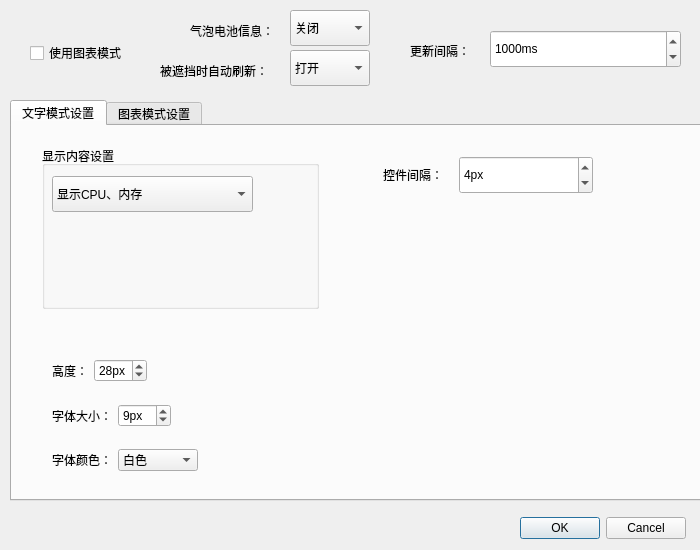
Old version of the form pluginsettingdialog.ui in the repository q77190858/dde-sys-monitor-plugin.
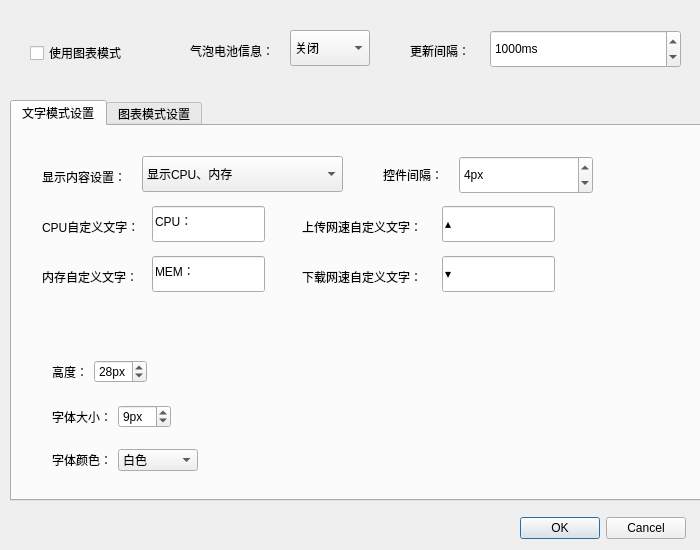
New version of the form.

Diff of the .ui file:
```diff
--- a/pluginsettingdialog.ui
+++ b/pluginsettingdialog.ui
@@ -63,44 +63,6 @@
     <attribute name="title">
      <string>文字模式设置</string>
     </attribute>
-    <widget class="QGroupBox" name="displayContentSettingGroupBox">
-     <property name="geometry">
-      <rect>
-       <x>30</x>
-       <y>20</y>
-       <width>277</width>
-       <height>163</height>
-      </rect>
-     </property>
-     <property name="title">
-      <string>显示内容设置</string>
-     </property>
-     <widget class="QComboBox" name="displayContentComboBox">
-      <property name="geometry">
-       <rect>
-        <x>10</x>
-        <y>30</y>
-        <width>201</width>
-        <height>36</height>
-       </rect>
-      </property>
-      <item>
-       <property name="text">
-        <string>显示CPU、内存</string>
-       </property>
-      </item>
-      <item>
-       <property name="text">
-        <string>显示网速</string>
-       </property>
-      </item>
-      <item>
-       <property name="text">
-        <string>显示CP&amp;U、内存和网速</string>
-       </property>
-      </item>
-     </widget>
-    </widget>
     <widget class="QWidget" name="layoutWidget">
      <property name="geometry">
       <rect>
@@ -170,7 +132,7 @@
        <x>40</x>
        <y>225</y>
        <width>228</width>
-       <height>40</height>
+       <height>42</height>
       </rect>
      </property>
      <layout class="QHBoxLayout" name="horizontalLayout">
@@ -227,7 +189,7 @@
        <x>40</x>
        <y>270</y>
        <width>256</width>
-       <height>40</height>
+       <height>42</height>
       </rect>
      </property>
      <layout class="QHBoxLayout" name="horizontalLayout_2">
@@ -319,6 +281,160 @@
       <string>控件间隔：</string>
      </property>
     </widget>
+    <widget class="QComboBox" name="displayContentComboBox">
+     <property name="geometry">
+      <rect>
+       <x>130</x>
+       <y>30</y>
+       <width>201</width>
+       <height>36</height>
+      </rect>
+     </property>
+     <item>
+      <property name="text">
+       <string>显示CPU、内存</string>
+      </property>
+     </item>
+     <item>
+      <property name="text">
+       <string>显示网速</string>
+      </property>
+     </item>
+     <item>
+      <property name="text">
+       <string>显示CP&amp;U、内存和网速</string>
+      </property>
+     </item>
+    </widget>
+    <widget class="QLabel" name="label_29">
+     <property name="geometry">
+      <rect>
+       <x>30</x>
+       <y>40</y>
+       <width>101</width>
+       <height>22</height>
+      </rect>
+     </property>
+     <property name="text">
+      <string>显示内容设置：</string>
+     </property>
+    </widget>
+    <widget class="QLabel" name="label_30">
+     <property name="geometry">
+      <rect>
+       <x>30</x>
+       <y>90</y>
+       <width>111</width>
+       <height>22</height>
+      </rect>
+     </property>
+     <property name="text">
+      <string>CPU自定义文字：</string>
+     </property>
+    </widget>
+    <widget class="QLineEdit" name="cpuDiyWordLineEdit">
+     <property name="geometry">
+      <rect>
+       <x>140</x>
+       <y>80</y>
+       <width>113</width>
+       <height>36</height>
+      </rect>
+     </property>
+     <property name="text">
+      <string>CPU：</string>
+     </property>
+     <property name="maxLength">
+      <number>50</number>
+     </property>
+    </widget>
+    <widget class="QLineEdit" name="memDiyWordLineEdit">
+     <property name="geometry">
+      <rect>
+       <x>140</x>
+       <y>130</y>
+       <width>113</width>
+       <height>36</height>
+      </rect>
+     </property>
+     <property name="text">
+      <string>MEM：</string>
+     </property>
+     <property name="maxLength">
+      <number>50</number>
+     </property>
+    </widget>
+    <widget class="QLabel" name="label_31">
+     <property name="geometry">
+      <rect>
+       <x>30</x>
+       <y>140</y>
+       <width>111</width>
+       <height>22</height>
+      </rect>
+     </property>
+     <property name="text">
+      <string>内存自定义文字：</string>
+     </property>
+    </widget>
+    <widget class="QLineEdit" name="downNetspeedDiyWordLineEdit">
+     <property name="geometry">
+      <rect>
+       <x>430</x>
+       <y>130</y>
+       <width>113</width>
+       <height>36</height>
+      </rect>
+     </property>
+     <property name="text">
+      <string>▾</string>
+     </property>
+     <property name="maxLength">
+      <number>50</number>
+     </property>
+    </widget>
+    <widget class="QLabel" name="label_32">
+     <property name="geometry">
+      <rect>
+       <x>290</x>
+       <y>90</y>
+       <width>141</width>
+       <height>22</height>
+      </rect>
+     </property>
+     <property name="text">
+      <string>上传网速自定义文字：</string>
+     </property>
+    </widget>
+    <widget class="QLabel" name="label_33">
+     <property name="geometry">
+      <rect>
+       <x>290</x>
+       <y>140</y>
+       <width>141</width>
+       <height>22</height>
+      </rect>
+     </property>
+     <property name="text">
+      <string>下载网速自定义文字：</string>
+     </property>
+    </widget>
+    <widget class="QLineEdit" name="upNetspeedDiyWordLineEdit">
+     <property name="geometry">
+      <rect>
+       <x>430</x>
+       <y>80</y>
+       <width>113</width>
+       <height>36</height>
+      </rect>
+     </property>
+     <property name="text">
+      <string>▴</string>
+     </property>
+     <property name="maxLength">
+      <number>50</number>
+     </property>
+    </widget>
    </widget>
    <widget class="QWidget" name="tab_chartModeSettings">
     <attribute name="title">
@@ -1361,7 +1477,7 @@
    <property name="geometry">
     <rect>
      <x>190</x>
-     <y>20</y>
+     <y>40</y>
      <width>91</width>
      <height>22</height>
     </rect>
@@ -1374,7 +1490,7 @@
    <property name="geometry">
     <rect>
      <x>290</x>
-     <y>10</y>
+     <y>30</y>
      <width>80</width>
      <height>36</height>
     </rect>
@@ -1402,51 +1518,6 @@
     </property>
    </item>
   </widget>
-  <widget class="QLabel" name="label_29">
-   <property name="geometry">
-    <rect>
-     <x>160</x>
-     <y>60</y>
-     <width>121</width>
-     <height>22</height>
-    </rect>
-   </property>
-   <property name="text">
-    <string>被遮挡时自动刷新：</string>
-   </property>
-  </widget>
-  <widget class="QComboBox" name="autoRefreshComboBox">
-   <property name="geometry">
-    <rect>
-     <x>290</x>
-     <y>50</y>
-     <width>80</width>
-     <height>36</height>
-    </rect>
-   </property>
-   <property name="minimumSize">
-    <size>
-     <width>80</width>
-     <height>0</height>
-    </size>
-   </property>
-   <property name="currentText">
-    <string>打开</string>
-   </property>
-   <property name="currentIndex">
-    <number>1</number>
-   </property>
-   <item>
-    <property name="text">
-     <string>关闭</string>
-    </property>
-   </item>
-   <item>
-    <property name="text">
-     <string>打开</string>
-    </property>
-   </item>
-  </widget>
  </widget>
  <resources/>
  <connections>
```
